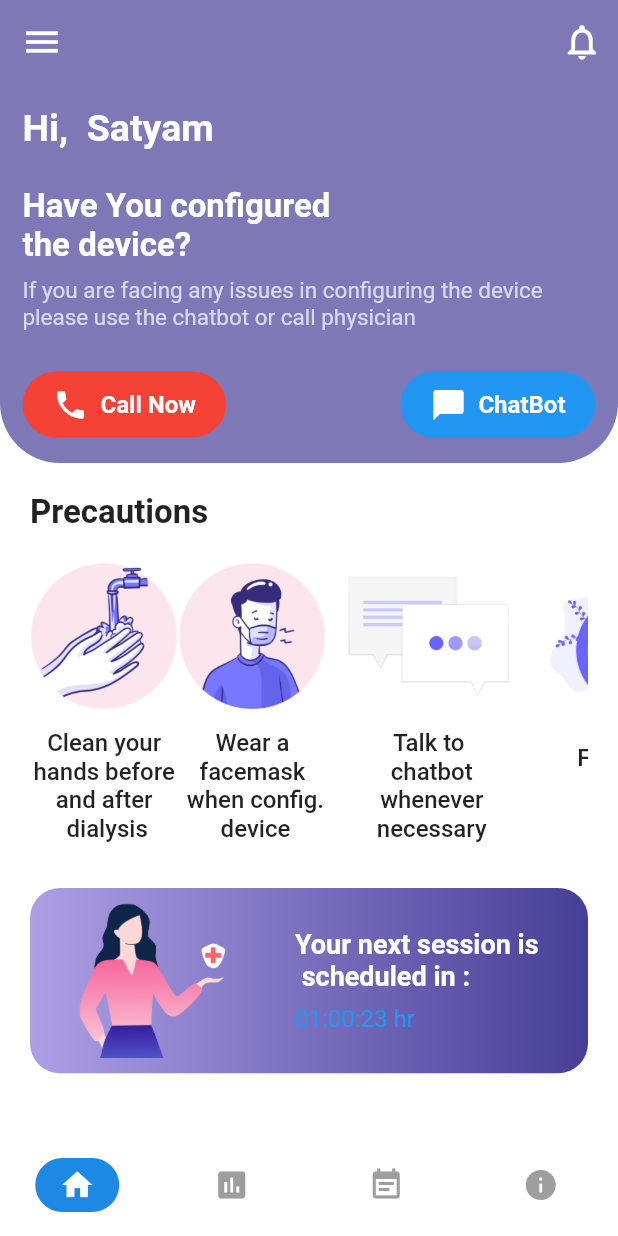
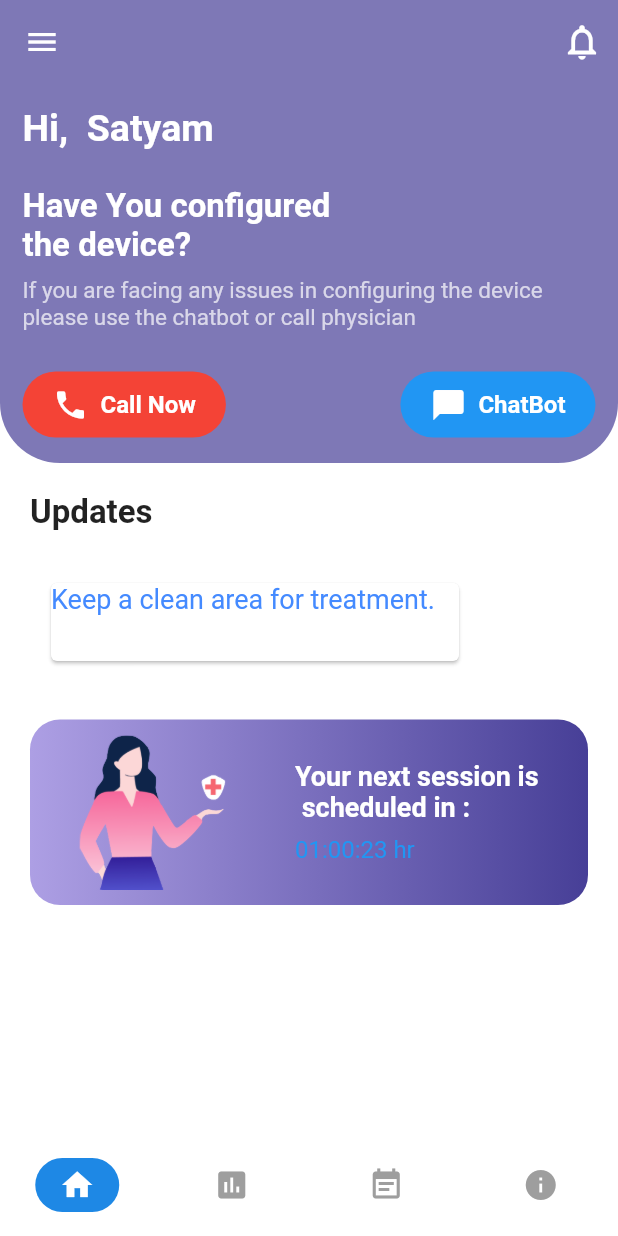
Before and after one commit to Satya2919/chatUI, a Flutter app: the screen it shows after launch, on a phone screen of 412 x 824 dp. Run offline on Flutter 3.47's test engine with Material 2 defaults, Android fonts, the phone set to English and light mode, and no system bars; our stand-ins replace animated_text_kit, bubble_tab_indicator, fl_chart.

Commit message:
Added side navigation

```diff
--- a/lib/screens/home_screen.dart
+++ b/lib/screens/home_screen.dart
@@ -3,6 +3,8 @@ import 'package:covid/config/palette.dart';
 import 'package:covid/config/styles.dart';
 import 'package:covid/data/data.dart';
 import 'package:covid/widgets/widgets.dart';
+import 'package:animated_text_kit/animated_text_kit.dart';
+import '../widgets/navbar.dart';
 
 class HomeScreen extends StatefulWidget {
   @override
@@ -16,6 +18,7 @@ class _HomeScreenState extends State<HomeScreen> {
   Widget build(BuildContext context) {
     final screenHeight = MediaQuery.of(context).size.height;
     return Scaffold(
+      drawer: CustomDrawer(),
       appBar: CustomAppBar(),
       body: CustomScrollView(
         physics: ClampingScrollPhysics(),
@@ -25,8 +28,10 @@ class _HomeScreenState extends State<HomeScreen> {
           _buildYourOwnTest(screenHeight),
         ],
       ),
+
     );
   }
+
 
   SliverToBoxAdapter _buildHeader(double screenHeight) {
     return SliverToBoxAdapter(
@@ -137,38 +142,40 @@ class _HomeScreenState extends State<HomeScreen> {
           crossAxisAlignment: CrossAxisAlignment.start,
           children: <Widget>[
             Text(
-              'Precautions',
+              'Updates',
               style: const TextStyle(
                 fontSize: 22.0,
                 fontWeight: FontWeight.w600,
               ),
             ),
             const SizedBox(height: 20.0),
-            SingleChildScrollView(
-              scrollDirection: Axis.horizontal,
-              child: Row(
-                mainAxisAlignment: MainAxisAlignment.spaceBetween,
-                children: prevention
-                    .map((e) => Column(
-                  children: <Widget>[
-                    Image.asset(
-                      e.keys.first,
-                      height: screenHeight * 0.12,
-                    ),
-                    SizedBox(height: screenHeight * 0.015),
-                    Text(
-                      e.values.first,
-                      style: const TextStyle(
-                        fontSize: 16.0,
-                        fontWeight: FontWeight.w500,
-                      ),
-                      textAlign: TextAlign.center,
-                    )
+          Container(
+            height: 80,
+            width: 300,
+            padding: EdgeInsets.all(10.0),
+            child: Card(
+              child: FadeAnimatedTextKit(
+
+                  onTap: () {
+                    print("Tap Event");
+                  },
+                  totalRepeatCount: 10,
+                  text: [
+                    "Keep a clean area for treatment.",
+                    "Wash your hands thoroughly.",
+                    "Take care of your access or catheter",
+                    "Check the notification"
                   ],
-                ))
-                    .toList(),
+                  textStyle: TextStyle(color: Colors.blueAccent,
+                      fontSize: 18.0,
+                      fontWeight: FontWeight.w400
+                  ),
+                  textAlign: TextAlign.start,
+                  alignment: AlignmentDirectional.center // or Alignment.topLeft
               ),
-            )
+            ),
+          )
+
           ],
         ),
       ),
@@ -179,7 +186,7 @@ class _HomeScreenState extends State<HomeScreen> {
     return SliverToBoxAdapter(
       child: Container(
         margin: const EdgeInsets.symmetric(
-          vertical: 10.0,
+          vertical: 5.0,
           horizontal: 20.0,
         ),
         padding: const EdgeInsets.all(10.0),
--- a/lib/widgets/custom_app_bar.dart
+++ b/lib/widgets/custom_app_bar.dart
@@ -7,11 +7,7 @@ class CustomAppBar extends StatelessWidget with PreferredSizeWidget {
     return AppBar(
       backgroundColor: Palette.primaryColor.withOpacity(0.7),
       elevation: 0.0,
-      leading: IconButton(
-        icon: const Icon(Icons.menu),
-        iconSize: 28.0,
-        onPressed: () {},
-      ),
+
       actions: <Widget>[
         IconButton(
           icon: const Icon(Icons.notifications_none),
--- a/pubspec.yaml
+++ b/pubspec.yaml
@@ -25,6 +25,7 @@ dependencies:
   cupertino_icons: ^0.1.2
   bubble_tab_indicator: ^0.1.4
   fl_chart: ^0.9.4
+  animated_text_kit: ^2.2.0
 
 dev_dependencies:
   flutter_test:
```
Also changed, not shown: lib/widgets/navbar.dart (added, +48 -0 lines), pubspec.lock.
